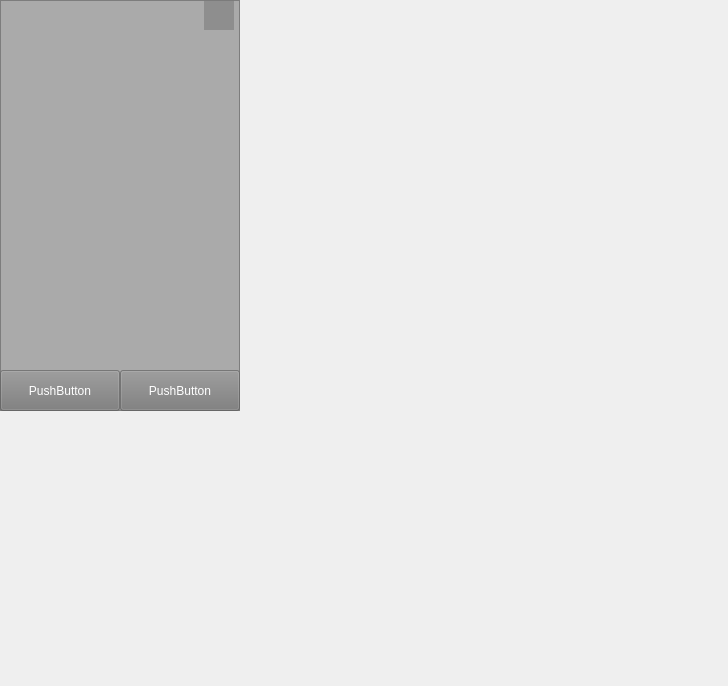
Old version of the form qtcreatorFile/small_pic_frame.ui in the repository TigaNoEnemy/PixivProject.
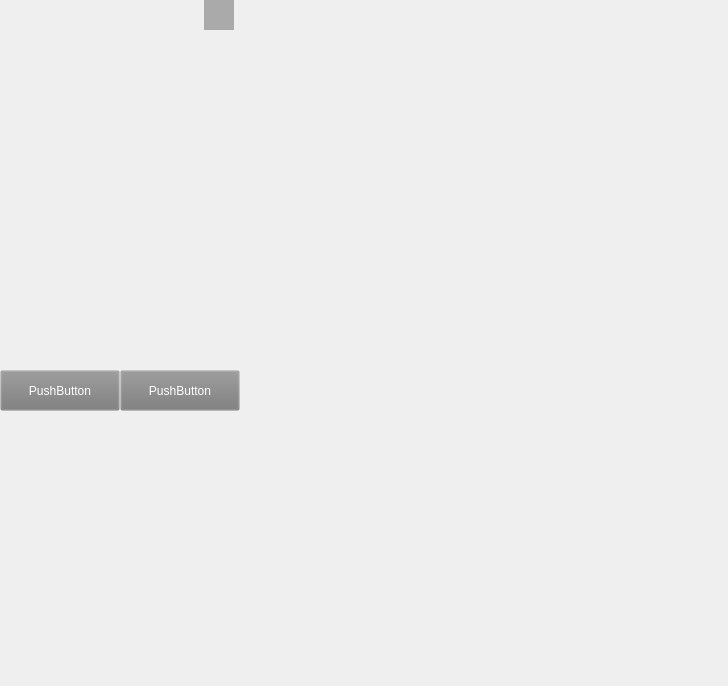
New version of the form. Custom widgets are drawn as their Qt base class.

What changed in the file:
```diff
--- a/qtcreatorFile/small_pic_frame.ui
+++ b/qtcreatorFile/small_pic_frame.ui
@@ -26,7 +26,7 @@
     </rect>
    </property>
    <property name="styleSheet">
-    <string notr="true">background-color: rgba(122, 122, 122, 150);</string>
+    <string notr="true">background-color: rgba(122, 122, 122, 0);</string>
    </property>
    <property name="frameShape">
     <enum>QFrame::StyledPanel</enum>
```
